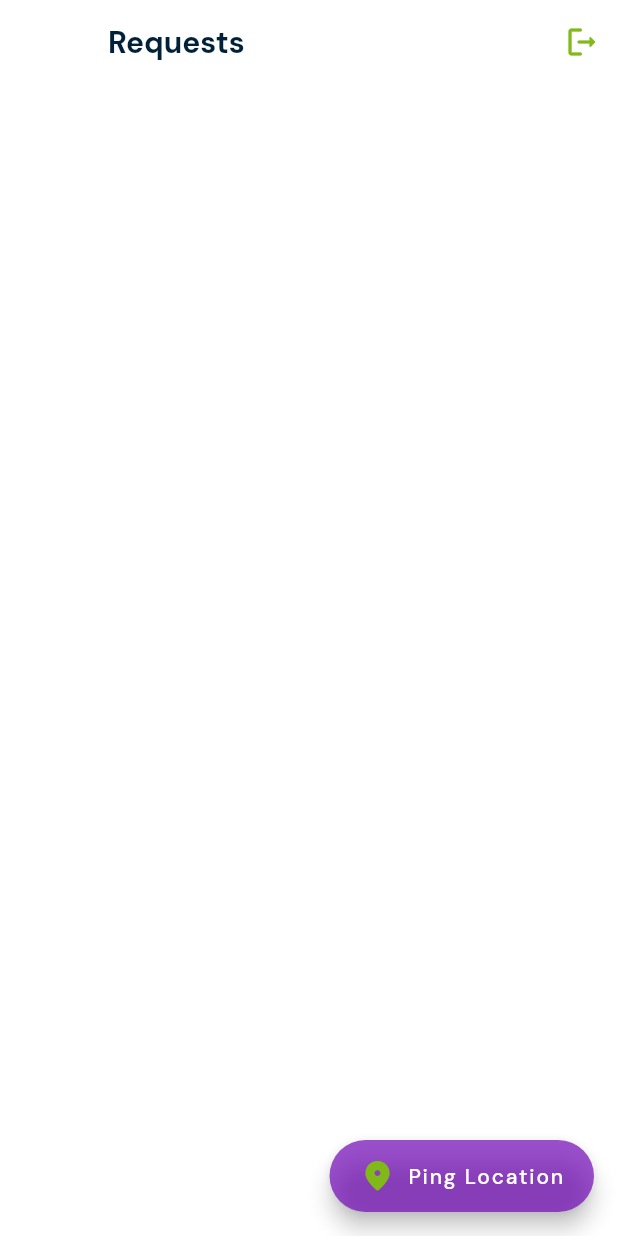
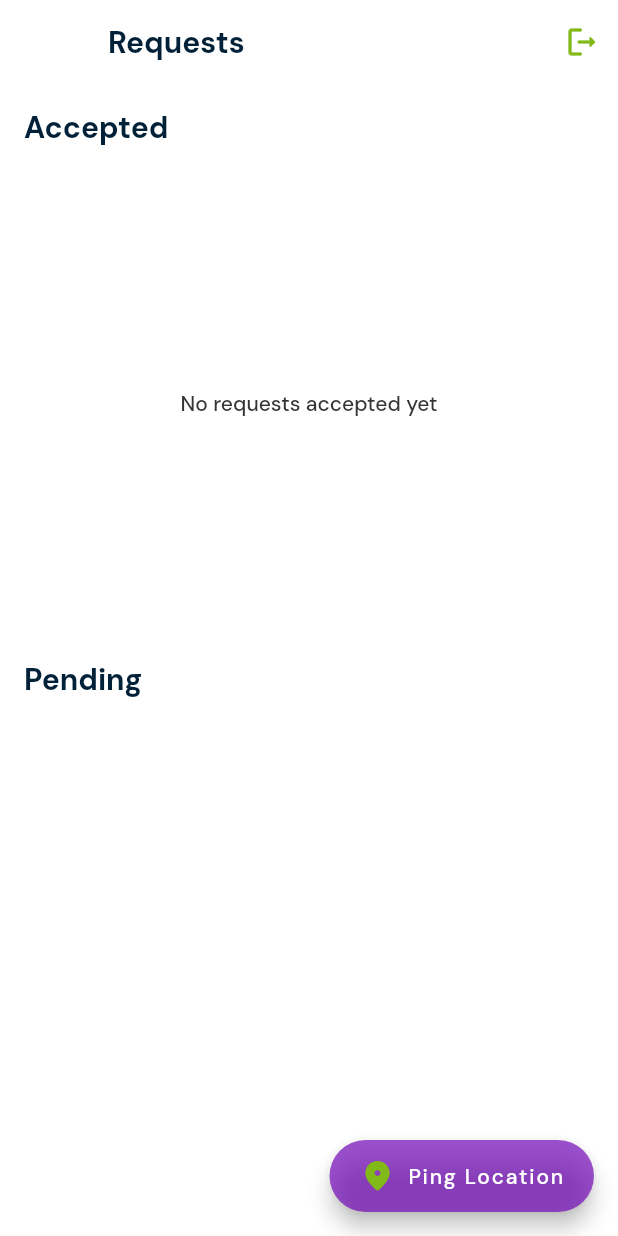
Before and after one commit to KenStarry/My_Tractor, a Flutter app: the TractorOwnerHome screen opened directly, on a phone screen of 412 x 824 dp. Run offline on Flutter 3.47's test engine with Material 2 defaults, Android fonts, the phone set to English and light mode, and no system bars; our stand-ins replace cloud_firestore, firebase_auth, firebase_core, flutter_custom_clippers, freezed_annotation, geolocator and 4 more; missing offline and left inert: custom_info_window, flutter_polyline_points; accounts and stored records are empty.

Commit message:
Accepted and pending requests

```diff
--- a/lib/feature_tractor_owner_home/presentation/tractor_owner_home.dart
+++ b/lib/feature_tractor_owner_home/presentation/tractor_owner_home.dart
@@ -124,6 +124,26 @@ class _TractorOwnerHomeState extends State<TractorOwnerHome> {
               child: Container(
                 width: double.infinity,
                 height: double.infinity,
+                child: Column(
+                  crossAxisAlignment: CrossAxisAlignment.start,
+                  children: [
+                    Text("Accepted",
+                        style: Theme.of(context).textTheme.titleMedium),
+                    Expanded(
+                      child: user.acceptedRequests!.isEmpty
+                          ? const Center(
+                              child: Text("No requests accepted yet"),
+                            )
+                          : ListView.separated(
+                              itemBuilder: (context, index) => RequestCard(
+                                  uid: user.acceptedRequests![index]),
+                              separatorBuilder: (context, index) =>
+                                  const SizedBox(height: 8),
+                              itemCount: user.acceptedRequests!.length),
+                    ),
+                    Text("Pending",
+                        style: Theme.of(context).textTheme.titleMedium),
+                    Expanded(
                       child: ListView.separated(
                           itemBuilder: (context, index) =>
                               RequestCard(uid: user.requests![index]),
@@ -131,6 +151,9 @@ class _TractorOwnerHomeState extends State<TractorOwnerHome> {
                               const SizedBox(height: 8),
                           itemCount: user.requests!.length),
                     ),
+                  ],
+                ),
+              ),
             )),
           );
         });
```
Also changed, not shown: lib/feature_tractor_owner_home/presentation/components/request_card.dart (+5 -4 lines). Lines whose indentation alone changed are shown as unchanged.
